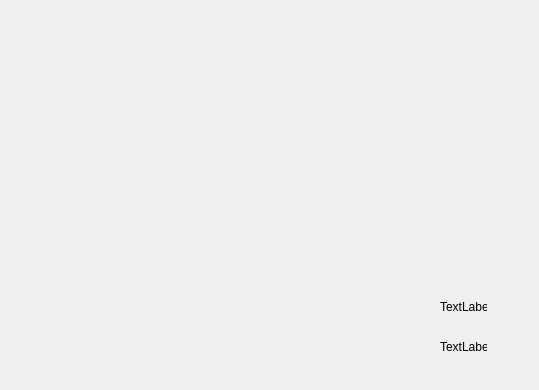
Moohaa/ProjetCppA23G2, file Projet/ProjetCpp/stat.ui: the form before one commit.
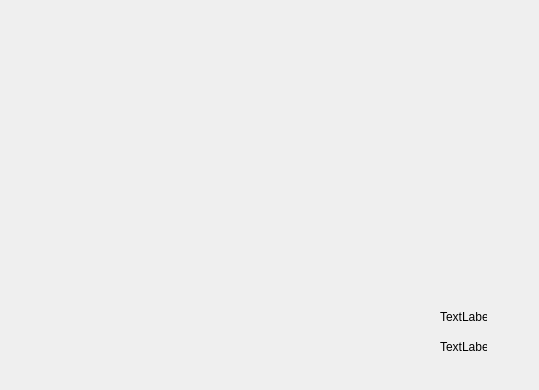
The form after the commit.

Patch:
```diff
--- a/Projet/ProjetCpp/stat.ui
+++ b/Projet/ProjetCpp/stat.ui
@@ -17,7 +17,7 @@
    <property name="geometry">
     <rect>
      <x>440</x>
-     <y>300</y>
+     <y>310</y>
      <width>47</width>
      <height>13</height>
     </rect>
```
Left out of the diff: 20 changed lines with no effect on the pictures.
